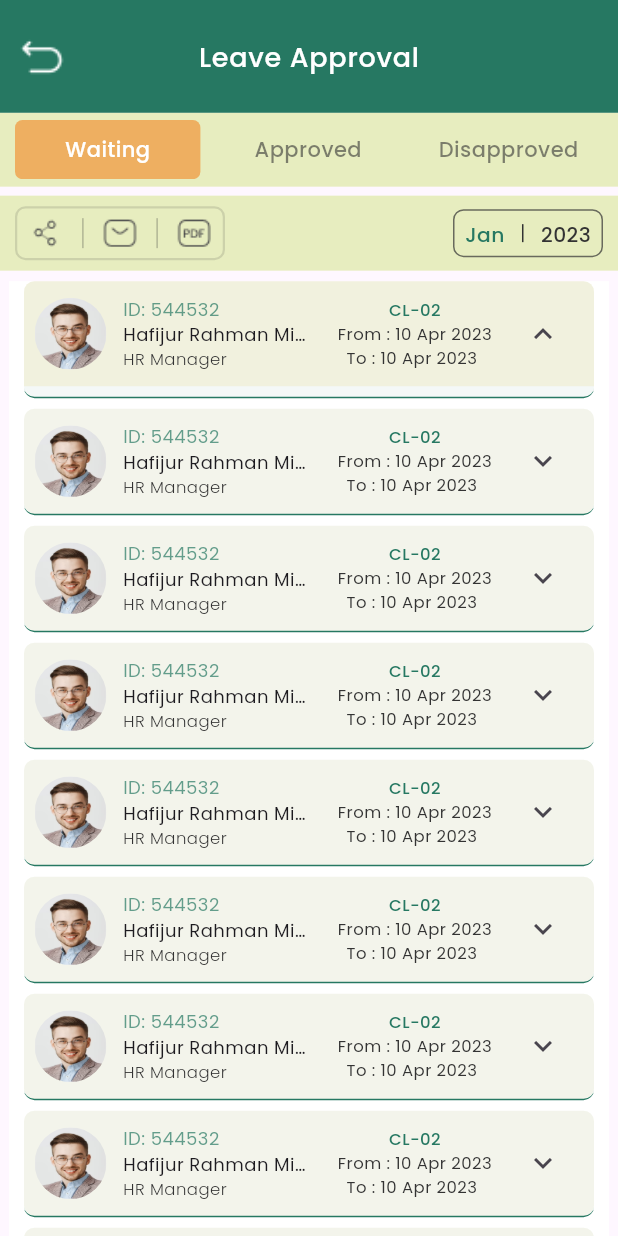
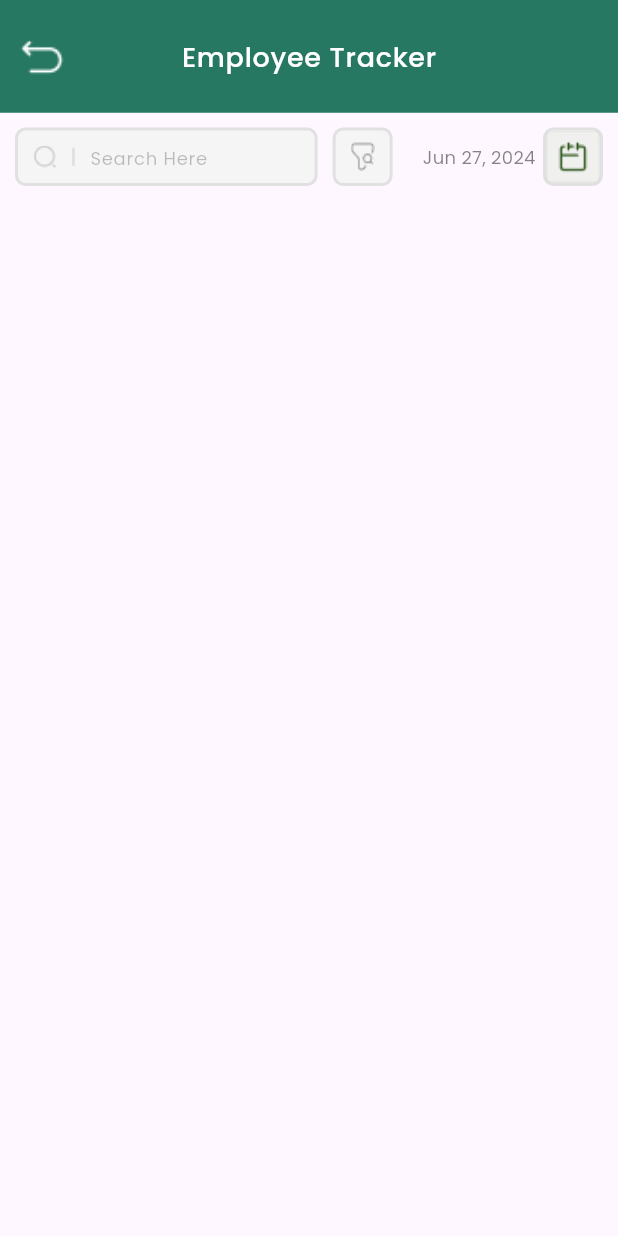
Before and after one commit to jibika52/jibika_plexus, a Flutter app: the screen it shows after launch, on a phone screen of 412 x 824 dp. Run offline on Flutter 3.47's test engine with Material 3 defaults, Android fonts, the phone set to English and light mode, and no system bars; our stand-ins replace animated_notch_bottom_bar, country_picker, fl_chart, flutter_svg, get_storage, google_fonts and 3 more; statements that could not run were skipped; project files that could hold a hidden picture were left out.

Commit message:
added trackeer part

```diff
--- /dev/null
+++ b/lib/View/BootomNavigationBarItemsScreen/BootomNavigationBarItemsTrackingScreen/bootombar_tracking_screen.dart
@@ -0,0 +1,165 @@
+import 'package:flutter/material.dart';
+import 'package:google_fonts/google_fonts.dart';
+import 'package:intl/intl.dart';
+import 'package:jibika_plexus/CustomWidget/CustomAppBar/CustomDefaultAppBar/custom_default_app_bar.dart';
+
+import '../../../CustomWidget/CustomImage/custom_image.dart';
+import '../../../CustomWidget/CustomText/custom_text.dart';
+import '../../../Utils/constants.dart';
+
+class BootomNavigationBarItemsTrackingScreen extends StatefulWidget {
+  const BootomNavigationBarItemsTrackingScreen({super.key});
+
+  @override
+  State<BootomNavigationBarItemsTrackingScreen> createState() => _BootomNavigationBarItemsTrackingScreenState();
+}
+
+class _BootomNavigationBarItemsTrackingScreenState extends State<BootomNavigationBarItemsTrackingScreen> {
+  @override
+  Widget build(BuildContext context) {
+    return Scaffold(
+      appBar: PreferredSize(preferredSize: Size.fromHeight(75), child: CustomDefaultAppBar(onTap: () => Navigator.pop(context),
+          text: "Employee Tracker")
+      ),
+      body: Container(
+        height: double.infinity,
+        width: double.infinity,
+        child: Column(
+          children: [
+            /// Tracking First Part-------------------------------
+            Container(
+              height: 55,
+              width: double.infinity,
+              padding: EdgeInsets.only(
+                  top: 10,right: 10,left: 10,bottom: 6
+              ),
+              child: Row(
+                children: [
+                  Expanded(
+                      flex: 10,
+                      child: Container(
+                        height: 48,
+                        width: 300,
+                        decoration: BoxDecoration(
+                            borderRadius: BorderRadius.circular(7),
+                            color:Color.fromRGBO(245, 245, 245, 1),
+                            border: Border.all(width: 2,color: Main_Theme_textColor.withOpacity(0.1))
+                        ),
+                        child: Row(
+                          children: [
+                            Container(
+                              margin: EdgeInsets.only(
+                                  left: 10,right: 10
+                              ),
+                              height: 16,width: 16 ,
+                              child: CustomImageSction(height: 16, width: 16, radius: 1, image: "Assets/DashBoardIcons/searchnormal.png"),
+                            ),
+                            Container(
+                              margin: EdgeInsets.only(right: 10
+                              ),
+                              height: 12,
+                              width: 2,
+                              color: Main_Theme_textColor.withOpacity(0.1),
+                            ),
+                            Expanded(
+                              child: Container(
+                                  child: TextFormField(
+                                    style: GoogleFonts.poppins(
+                                      fontWeight: FontWeight.w400,
+                                      fontSize: 12,
+                                    ),
+                                    decoration: InputDecoration(
+                                        contentPadding: EdgeInsets.only(bottom: 10),
+                                        border: InputBorder.none,
+                                        hintStyle: TextStyle(
+                                            fontWeight: FontWeight.w400,
+                                            fontSize: 12,
+                                            color: Main_Theme_textColor.withOpacity(0.30)
+                                        ),
+                                        hintText: "Search Here"
+                                    ),
+                                  )
+                              ),
+                            )
+                          ],
+                        ),
+                      )),
+
+                  Container(
+                    height: 53,
+                    width: 40,
+                    margin: EdgeInsets.only(
+                        left: 10,right: 10
+                    ),
+                    padding: EdgeInsets.symmetric(
+                        horizontal: 10,
+                        vertical: 7.95
+                    ),
+                    decoration: BoxDecoration(
+                        borderRadius: BorderRadius.circular(7),
+                        color:Color.fromRGBO(245, 245, 245, 1),
+                        border: Border.all(width: 2,color: Main_Theme_textColor.withOpacity(0.1))
+                    ),
+                    child: CustomImageSction(height: 17, width: 15, radius: 1, image: "Assets/DrawerImage/search_filter.png"),
+                  ),
+
+
+
+                  Container(
+                    height: 54,
+                    child: Row(
+                      mainAxisAlignment: MainAxisAlignment.end,
+                      crossAxisAlignment: CrossAxisAlignment.center,
+                      children: [
+                        Padding(
+                          padding: const EdgeInsets.only(top: 1.0,left: 10),
+                          child: ColorCustomText(
+                            text: "${selected2Datee}",
+                            textColor: Main_Theme_textColor.withOpacity(0.6),
+                            fontSize: 12,
+                            fontWeight: FontWeight.w400, letterSpacing: 0.2,),
+                        ),
+                        SizedBox(width: 5,),
+                        /// ---------- Custom Calender Part --------- ///
+                        InkWell(
+                          onTap: () {
+                            _select2Date(context);
+                          },
+                          child: Container(
+                            height: 53,
+                            width: 40,
+                            decoration: BoxDecoration(
+                                borderRadius: BorderRadius.circular(7),
+                                color:Color.fromRGBO(245, 245, 245, 1),
+                                border: Border.all(width: 2,color: Main_Theme_textColor.withOpacity(0.1))
+                            ),
+                            child: CustomImageSction(height: 17, width: 15, radius: 1, image: "Assets/DashBoardIcons/clender.png"),
+                          ),
+                        ),
+                      ],
+                    ),
+                  ),
+                ],
+              ),
+            ),
+          ],
+        ),
+      ),
+    );
+
+  }
+  String selected2Datee = DateFormat.yMMMd().format(DateTime.now()).toString();
+
+  Future<void> _select2Date(BuildContext context) async {
+    final DateTime? picked = await showDatePicker(
+        context: context,
+        firstDate: DateTime(2015, 8),
+        lastDate: DateTime(2101));
+    if (picked != null && picked != selected2Datee) {
+      final df = new DateFormat.yMMMd();
+      setState(() {
+        selected2Datee = df.format(picked);
+      });
+    }
+  }
+}
--- a/lib/View/HomeScreen/HomeComponent/HomeFirstPartComponent/HomeFirstPartComponentAttendence/home_first_part_component_attendence.dart
+++ b/lib/View/HomeScreen/HomeComponent/HomeFirstPartComponent/HomeFirstPartComponentAttendence/home_first_part_component_attendence.dart
@@ -30,8 +30,6 @@ class _HomeFirstPartComponentAttendanceState extends State<HomeFirstPartComponen
   @override
   Widget build(BuildContext context) {
     final isChekin=Provider.of<CounterProvider>(context).isCheckIn;
-    double h=MediaQuery.of(context).size.height;
-    double w=MediaQuery.of(context).size.width;
     return Scaffold(
       appBar: PreferredSize(
         preferredSize: Size.fromHeight(75),child: CustomDefaultAppBar(onTap: () {
--- a/lib/main.dart
+++ b/lib/main.dart
@@ -4,6 +4,7 @@ import 'package:jibika_plexus/Controller/CounterProvider/counter_provider.dart';
 import 'package:jibika_plexus/CustomWidget/CustomText/custom_text.dart';
 import 'package:jibika_plexus/View/Auth/CompanyRegistrationFormScreen/company_registration_form_screen.dart';
 import 'package:jibika_plexus/View/Auth/LoginScreen/login_screen_screen2.dart';
+import 'package:jibika_plexus/View/BootomNavigationBarItemsScreen/BootomNavigationBarItemsTrackingScreen/bootombar_tracking_screen.dart';
 import 'package:jibika_plexus/View/ChoosePackageScreen/choose_package_screen.dart';
 import 'package:jibika_plexus/View/HomeScreen/home_screen.dart';
 import 'package:provider/provider.dart';
@@ -51,7 +52,8 @@ class MyApp extends StatelessWidget {
       //  home:MainSplashPageViewScreen(),
 
       /// ----------Working Screen--------
-      home:HomeFirstPartComponentLeave(),
+   //   home:HomeFirstPartComponentLeave(),
+      home:BootomNavigationBarItemsTrackingScreen(),
 
 
 
```
